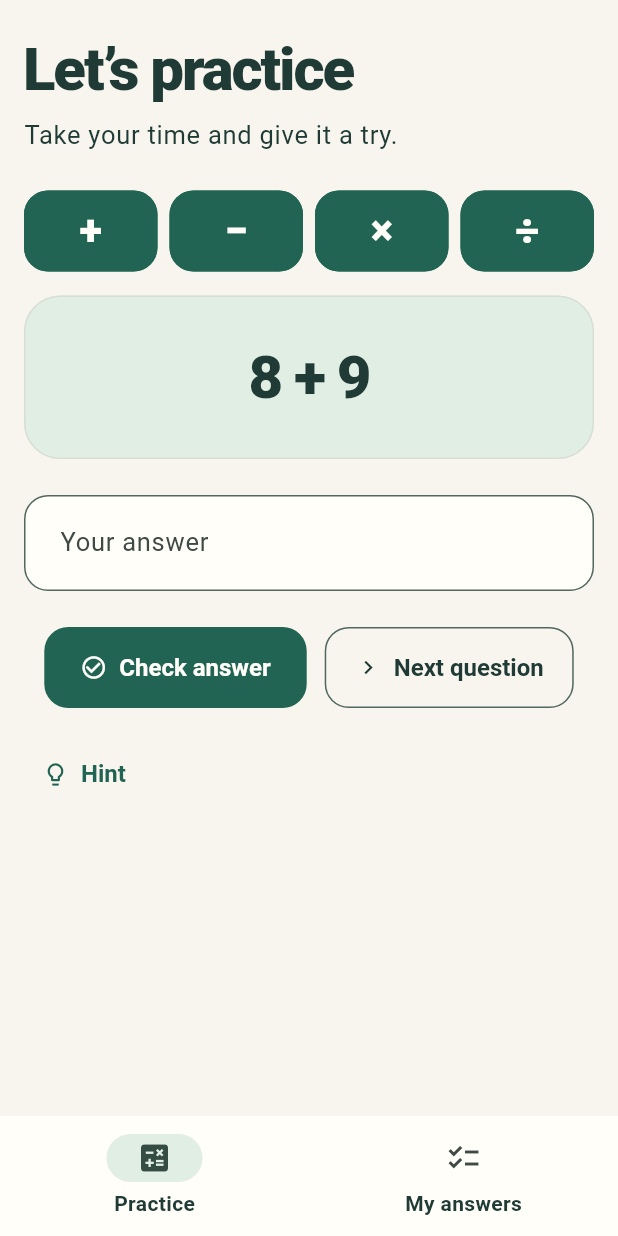
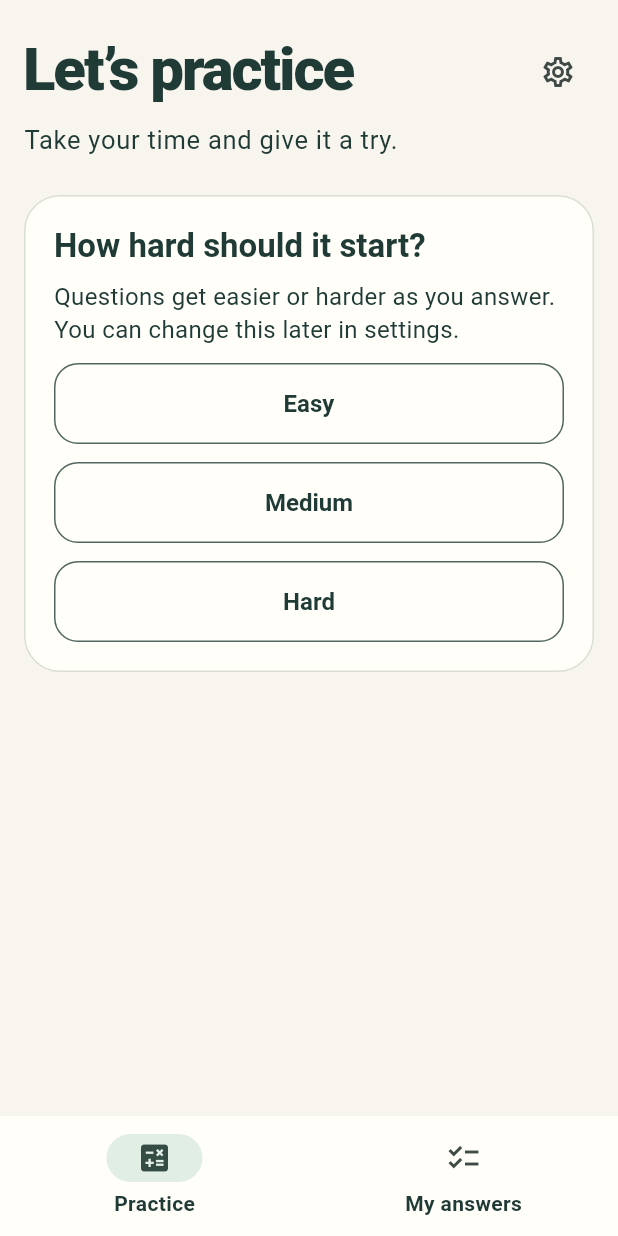
Before and after one commit to comdotlinux/simple-math-tester, a Flutter app: the screen it shows after launch, on a phone screen of 412 x 824 dp. Run offline on Flutter 3.47's test engine with Material 3 defaults, Android fonts, the phone set to English and light mode, and no system bars; our stand-ins replace material_ui, shared_preferences; missing offline and left inert: duration.

Commit message:
Ask for a starting tier and add a settings sheet
Until a tier is chosen the practice controls are replaced by a picker
with three buttons, so the first problem comes from the chosen level
and the picker cannot be dismissed without a choice; "My answers"
stays reachable. A settings button opens a sheet whose first entry
shows the current tier and changes it; later phases add entries to the
same list. Choosing the current tier again keeps the problem, so an
accidental tap does not reset every level.

Widget and integration tests start with a tier so the picker does not
cover the page, and new tests cover the picker at 320 px and 200% text,
keyboard use, and the sheet.

Claude-Session: https://claude.ai/code/session_01426xQGpiRz6Q6NUrNpPsdL

```diff
--- a/app/lib/keys.dart
+++ b/app/lib/keys.dart
@@ -9,3 +9,6 @@ const questionOnProblemsPageKey = Key('question-on-problems-page');
 const checkAnswerButtonKey = Key('check-answer-button');
 const nextQuestionButtonKey = Key('next-question-button');
 const revealStepButtonKey = Key('reveal-step-button');
+const settingsButtonKey = Key('settings-button');
+const settingsSheetKey = Key('settings-sheet');
+const tierPickerKey = Key('tier-picker');
--- a/app/lib/problem_page.dart
+++ b/app/lib/problem_page.dart
@@ -5,6 +5,7 @@ import 'app_theme.dart';
 import 'keys.dart';
 import 'math_tester_model.dart';
 import 'operations.dart';
+import 'rules.dart';
 
 class ProblemPage extends StatefulWidget {
   const ProblemPage({super.key});
@@ -65,13 +66,35 @@ class _ProblemPageState extends State<ProblemPage> {
                     ),
                     const SizedBox(height: 16),
                   ],
-                  Text('Let’s practice', style: theme.textTheme.displaySmall),
+                  Row(
+                    crossAxisAlignment: CrossAxisAlignment.start,
+                    children: [
+                      Expanded(
+                        child: Text(
+                          'Let’s practice',
+                          style: theme.textTheme.displaySmall,
+                        ),
+                      ),
+                      IconButton(
+                        key: settingsButtonKey,
+                        tooltip: 'Settings',
+                        onPressed: () => _showSettings(context),
+                        icon: const Icon(
+                          Icons.settings_outlined,
+                          semanticLabel: 'Settings',
+                        ),
+                      ),
+                    ],
+                  ),
                   const SizedBox(height: 8),
                   Text(
                     'Take your time and give it a try.',
                     style: theme.textTheme.bodyLarge,
                   ),
                   const SizedBox(height: 24),
+                  if (model.tier == null)
+                    const _TierPicker()
+                  else ...[
                     Row(
                       children: [
                         for (final type in OperationType.values) ...[
@@ -145,6 +168,7 @@ class _ProblemPageState extends State<ProblemPage> {
                     const SizedBox(height: 12),
                     _Hints(model: model),
                   ],
+                ],
               ),
             ),
           ),
@@ -152,6 +176,97 @@ class _ProblemPageState extends State<ProblemPage> {
       },
     );
   }
+}
+
+/// Covers the practice controls until a starting tier is chosen; it has no
+/// way out other than a choice.
+class _TierPicker extends StatelessWidget {
+  const _TierPicker();
+
+  @override
+  Widget build(BuildContext context) {
+    final model = context.read<MathTesterModel>();
+    final textTheme = Theme.of(context).textTheme;
+    return Card(
+      key: tierPickerKey,
+      color: context.tokens.paper,
+      child: Padding(
+        padding: const EdgeInsets.all(20),
+        child: Column(
+          crossAxisAlignment: CrossAxisAlignment.stretch,
+          children: [
+            Semantics(
+              header: true,
+              child: Text(
+                'How hard should it start?',
+                style: textTheme.titleLarge,
+              ),
+            ),
+            const SizedBox(height: 8),
+            Text(
+              'Questions get easier or harder as you answer. '
+              'You can change this later in settings.',
+              style: textTheme.bodyMedium,
+            ),
+            for (final tier in Tier.values) ...[
+              const SizedBox(height: 12),
+              OutlinedButton(
+                onPressed: () => model.chooseTier(tier),
+                child: Text(tier.label),
+              ),
+            ],
+          ],
+        ),
+      ),
+    );
+  }
+}
+
+/// A simple list of settings; for now only the starting tier.
+void _showSettings(BuildContext context) {
+  showModalBottomSheet<void>(
+    context: context,
+    showDragHandle: true,
+    isScrollControlled: true,
+    builder: (context) {
+      final model = context.watch<MathTesterModel>();
+      final textTheme = Theme.of(context).textTheme;
+      return SafeArea(
+        child: SingleChildScrollView(
+          key: settingsSheetKey,
+          padding: const EdgeInsets.only(bottom: 16),
+          child: Column(
+            mainAxisSize: MainAxisSize.min,
+            children: [
+              ListTile(
+                title: Semantics(
+                  header: true,
+                  child: Text(
+                    'Starting difficulty',
+                    style: textTheme.titleLarge,
+                  ),
+                ),
+                subtitle: Text(
+                  'Now: ${model.tier?.label ?? 'not chosen'}. Choosing one '
+                  'starts every operation again at that difficulty.',
+                ),
+              ),
+              for (final tier in Tier.values)
+                ListTile(
+                  title: Text(tier.label),
+                  selected: tier == model.tier,
+                  trailing: tier == model.tier ? const Icon(Icons.check) : null,
+                  onTap: () {
+                    if (tier != model.tier) model.chooseTier(tier);
+                    Navigator.pop(context);
+                  },
+                ),
+            ],
+          ),
+        ),
+      );
+    },
+  );
 }
 
 class _OperationToggle extends StatelessWidget {
```
Also changed, not shown: 3 other files. Lines whose indentation alone changed are shown as unchanged.
